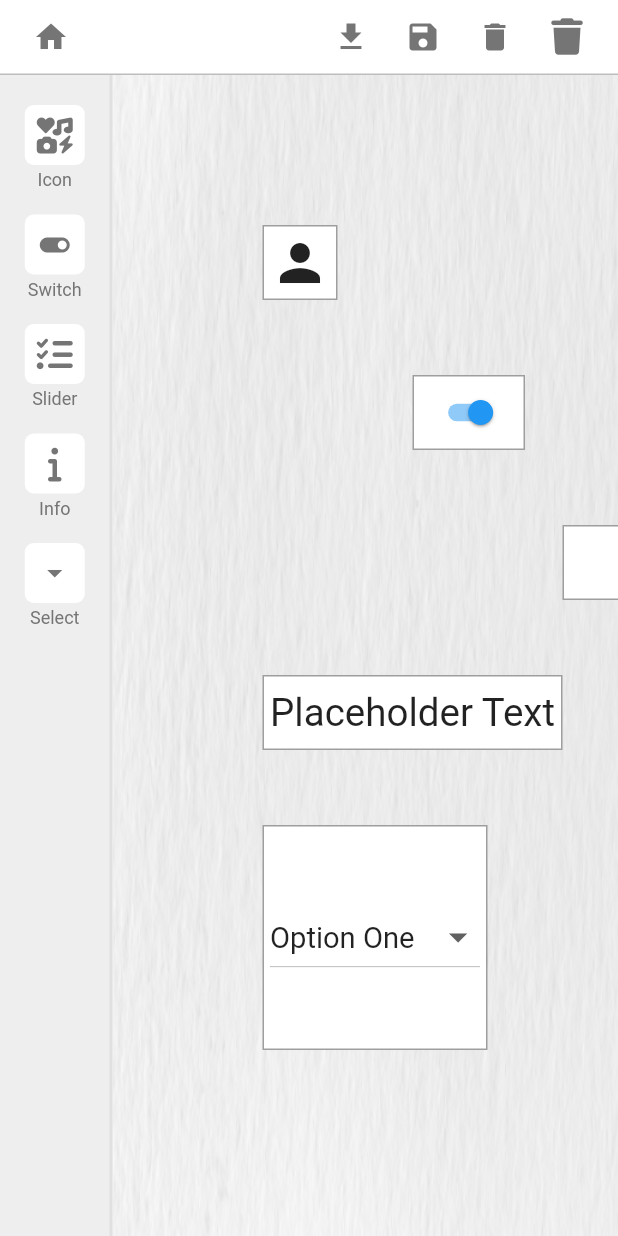
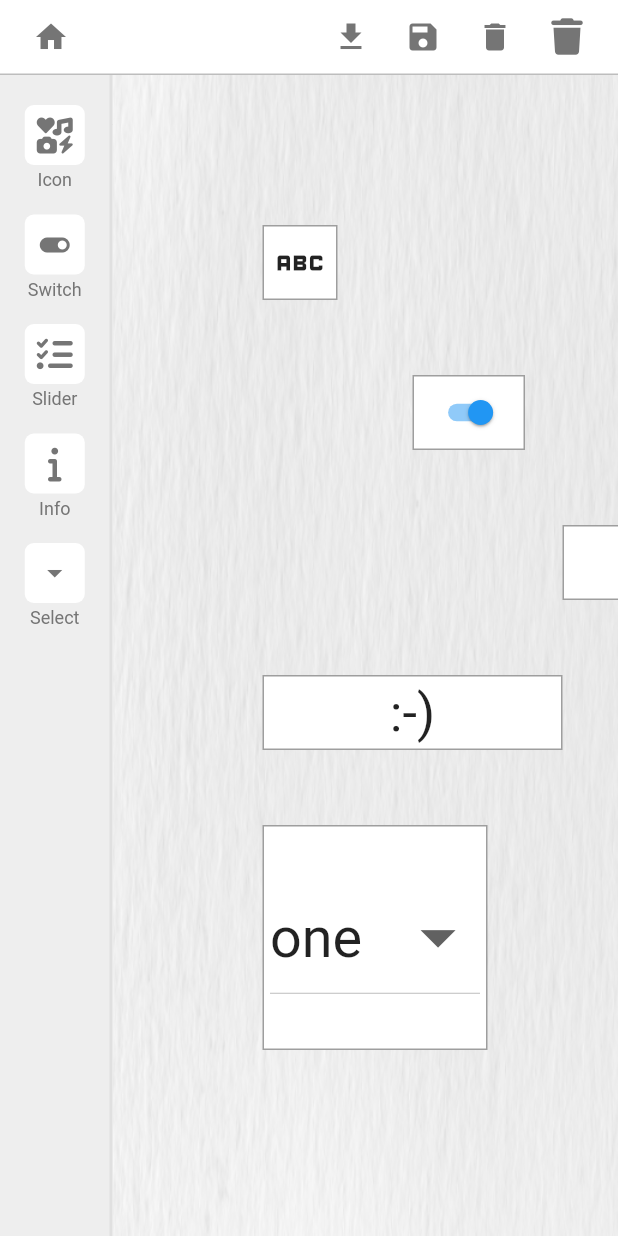
Before and after one commit to tmcmaster/wt_console_designer, a Flutter app: the screen it shows after launch, on a phone screen of 412 x 824 dp. Run offline on Flutter 3.47's test engine with Material 2 defaults, Android fonts, the phone set to English and light mode, and no system bars; our stand-ins replace flutter_colorpicker, flutter_riverpod, font_awesome_flutter, freezed_annotation; missing offline and left inert: wt_logging; generated files the repository leaves out were written again.

Commit message:
resolved issues with saving and restoring state

```diff
--- a/lib/designer/components/icon_component.dart
+++ b/lib/designer/components/icon_component.dart
@@ -1,15 +1,15 @@
 import 'package:flutter/material.dart';
+import 'package:wt_console_designer/designer/models/icon_item.dart';
 import 'package:wt_logging/wt_logging.dart';
 
 class IconComponent extends StatelessWidget {
-  static final log = logger(IconComponent, level: Level.verbose);
-  const IconComponent({
-    super.key,
-  });
+  static final log = logger(IconComponent, level: Level.warning);
+  final IconItem item;
+  const IconComponent(this.item, {super.key});
 
   @override
   Widget build(BuildContext context) {
     log.v('Building Widget');
-    return const Icon(Icons.person);
+    return Icon(item.state.icon);
   }
 }
--- a/lib/designer/components/info_component.dart
+++ b/lib/designer/components/info_component.dart
@@ -1,15 +1,16 @@
 import 'package:flutter/material.dart';
+import 'package:wt_console_designer/designer/models/info_item.dart';
 import 'package:wt_logging/wt_logging.dart';
 
 class InfoComponent extends StatelessWidget {
-  static final log = logger(InfoComponent, level: Level.verbose);
-  const InfoComponent({
-    Key? key,
-  }) : super(key: key);
+  static final log = logger(InfoComponent, level: Level.warning);
+
+  final InfoItem item;
+  const InfoComponent(this.item, {super.key});
 
   @override
   Widget build(BuildContext context) {
     log.v('Building Widget');
-    return const Text('Placeholder Text');
+    return Text(item.state.value);
   }
 }
--- a/lib/designer/components/select_component.dart
+++ b/lib/designer/components/select_component.dart
@@ -1,22 +1,23 @@
 import 'package:flutter/material.dart';
+import 'package:wt_console_designer/designer/models/select_item.dart';
 import 'package:wt_logging/wt_logging.dart';
 
 class SelectComponent extends StatelessWidget {
-  static final log = logger(SelectComponent, level: Level.verbose);
-  const SelectComponent({
-    Key? key,
-  }) : super(key: key);
+  static final log = logger(SelectComponent, level: Level.warning);
+  final SelectItem item;
+  const SelectComponent(this.item, {super.key});
 
   @override
   Widget build(BuildContext context) {
     log.v('Building Widget');
     return DropdownButton(
-      value: 'one',
-      items: const [
-        DropdownMenuItem(value: 'one', child: Text('Option One')),
-        DropdownMenuItem(value: 'two', child: Text('Option Two')),
-        DropdownMenuItem(value: 'three', child: Text('Option Three')),
-      ],
+      value: item.state.value,
+      items: item.state.options
+          .map((option) => DropdownMenuItem(
+                value: option,
+                child: Text(option),
+              ))
+          .toList(),
       onChanged: (value) {},
     );
   }
--- a/lib/designer/components/slider_component.dart
+++ b/lib/designer/components/slider_component.dart
@@ -3,10 +3,10 @@ import 'package:wt_console_designer/designer/models/slider_item.dart';
 import 'package:wt_logging/wt_logging.dart';
 
 class SliderComponent extends StatelessWidget {
-  static final log = logger(SliderComponent, level: Level.verbose);
-  final SliderItemState state;
+  static final log = logger(SliderComponent, level: Level.warning);
+  final SliderItem item;
   const SliderComponent(
-    this.state, {
+    this.item, {
     super.key,
   });
 
@@ -14,9 +14,9 @@ class SliderComponent extends StatelessWidget {
   Widget build(BuildContext context) {
     log.v('Building Widget');
     return Slider(
-      min: state.min,
-      max: state.max,
-      value: state.value,
+      min: item.state.min,
+      max: item.state.max,
+      value: item.state.value,
       onChanged: (double value) {},
     );
   }
--- a/lib/designer/components/switch_component.dart
+++ b/lib/designer/components/switch_component.dart
@@ -1,15 +1,22 @@
 import 'package:flutter/material.dart';
+import 'package:wt_console_designer/designer/models/switch_item.dart';
 import 'package:wt_logging/wt_logging.dart';
 
 class SwitchComponent extends StatelessWidget {
-  static final log = logger(SwitchComponent, level: Level.verbose);
-  const SwitchComponent({
-    Key? key,
-  }) : super(key: key);
+  static final log = logger(SwitchComponent, level: Level.warning);
+  final SwitchItem item;
+
+  const SwitchComponent(
+    this.item, {
+    super.key,
+  });
 
   @override
   Widget build(BuildContext context) {
     log.v('Building Widget');
-    return Switch(value: true, onChanged: (value) {});
+    return Switch(
+      value: item.state.enabled,
+      onChanged: (value) {},
+    );
   }
 }
--- a/lib/designer/models/icon_item.dart
+++ b/lib/designer/models/icon_item.dart
@@ -1,3 +1,4 @@
+import 'package:flutter/material.dart';
 import 'package:freezed_annotation/freezed_annotation.dart';
 import 'package:wt_console_designer/designer/models/item.dart';
 import 'package:wt_console_designer/designer/models/item_layout.dart';
@@ -9,9 +10,23 @@ part 'icon_item.g.dart';
 class IconItemState with _$IconItemState {
   IconItemState._();
   factory IconItemState({
-    required String icon,
+    @JsonKey(name: 'icon', fromJson: IconItemState.iconFromJson, toJson: IconItemState.iconToJson)
+    @Default(Icons.person)
+        IconData icon,
   }) = _IconItemState;
+
   factory IconItemState.fromJson(Map<String, Object?> json) => _$IconItemStateFromJson(json);
+
+  static IconData iconFromJson(Map<String, dynamic> map) {
+    return IconData(map['codePoint'], fontFamily: map['fontFamily']);
+  }
+
+  static Map<String, dynamic> iconToJson(IconData icon) {
+    return {
+      'codePoint': icon.codePoint,
+      'fontFamily': icon.fontFamily,
+    };
+  }
 }
 
 @freezed
--- a/lib/designer/models/item.dart
+++ b/lib/designer/models/item.dart
@@ -39,6 +39,10 @@ abstract class Item<T> {
     return jsonList.map((map) => Item.fromJson(map)).toList();
   }
 
+  static Map<String, dynamic> toJson2(Item item) {
+    return item.toJson();
+  }
+
   Map<String, dynamic> toJson();
 
   T get copyWith;
--- a/lib/designer/models/item_layout.dart
+++ b/lib/designer/models/item_layout.dart
@@ -33,7 +33,7 @@ class ItemLayout with _$ItemLayout {
   static Point<double> pointFromJson(Map<String, dynamic> map) {
     return Point<double>(
       map['x'] ?? 0.0,
-      map['x'] ?? 0.0,
+      map['y'] ?? 0.0,
     );
   }
 
--- a/lib/designer/screens/home_view.dart
+++ b/lib/designer/screens/home_view.dart
@@ -4,8 +4,10 @@ import 'package:wt_console_designer/designer/widgets/component_palette/component
 import 'package:wt_console_designer/designer/widgets/header_toolbar.dart';
 import 'package:wt_logging/wt_logging.dart';
 
-class HomeScreen extends StatelessWidget {
-  static final log = logger(HomeScreen, level: Level.verbose);
+class HomeView extends StatelessWidget {
+  static final log = logger(HomeView, level: Level.warning);
+
+  const HomeView({super.key});
 
   @override
   Widget build(BuildContext context) {
--- a/lib/designer/screens/scroll_pane_view.dart
+++ b/lib/designer/screens/scroll_pane_view.dart
@@ -6,7 +6,7 @@ import 'package:wt_console_designer/designer/widgets/scroll_pane/scroll_pane.dar
 import 'package:wt_logging/wt_logging.dart';
 
 class ScrollPaneView extends ConsumerWidget {
-  static final log = logger(ScrollPaneView, level: Level.verbose);
+  static final log = logger(ScrollPaneView, level: Level.warning);
 
   const ScrollPaneView({super.key});
 
--- a/lib/designer/widgets/component_palette/item_creation_palette.dart
+++ b/lib/designer/widgets/component_palette/item_creation_palette.dart
@@ -34,7 +34,7 @@ class ItemCreationPalette extends StatelessWidget {
                   color: Colors.white,
                 ),
                 state: IconItemState(
-                  icon: 'person',
+                  icon: Icons.person,
                 ),
               ),
             ),
--- a/lib/designer/widgets/scroll_pane/scroll_pane.dart
+++ b/lib/designer/widgets/scroll_pane/scroll_pane.dart
@@ -17,7 +17,7 @@ part 'scroll_pane_selection_box.dart';
 part 'scroll_pane_state.dart';
 
 class ScrollPane extends ConsumerWidget {
-  static final log = logger(ScrollPane, level: Level.verbose);
+  static final log = logger(ScrollPane, level: Level.warning);
   final _key = GlobalKey();
 
   final bool panEnabled;
--- a/lib/designer/widgets/scroll_pane/scroll_pane_item_widget.dart
+++ b/lib/designer/widgets/scroll_pane/scroll_pane_item_widget.dart
@@ -1,7 +1,7 @@
 part of 'scroll_pane.dart';
 
 class ScrollPaneItemWidget extends ConsumerWidget {
-  static final log = logger(ScrollPaneItemWidget, level: Level.verbose);
+  static final log = logger(ScrollPaneItemWidget, level: Level.warning);
 
   static const debug = false;
 
--- a/lib/main.dart
+++ b/lib/main.dart
@@ -34,7 +34,7 @@ class ConsoleDesignerApp extends StatelessWidget {
       //       ),
       // darkTheme: _testParabeacThemes ? FlutterThemesTheme.themeDataDark : ThemeData.dark(),
       // home: const TestApp(),
-      home: HomeScreen(),
+      home: HomeView(),
       // home: const ScrollPaneView(),
     );
   }
@@ -54,7 +54,7 @@ class TestApp extends StatelessWidget {
         height: double.infinity,
         child: Container(
           padding: const EdgeInsets.all(50),
-          child: HomeScreen(),
+          child: HomeView(),
         ),
       ),
     );
```
Also changed, not shown: build.yaml (+10 -3 lines), lib/designer/providers/item_list.dart (+12 -63 lines), lib/designer/providers/item_widget_factory.dart (+9 -5 lines), lib/designer/widgets/component_palette/template_item.dart (+12 -5 lines), 1 other file.
